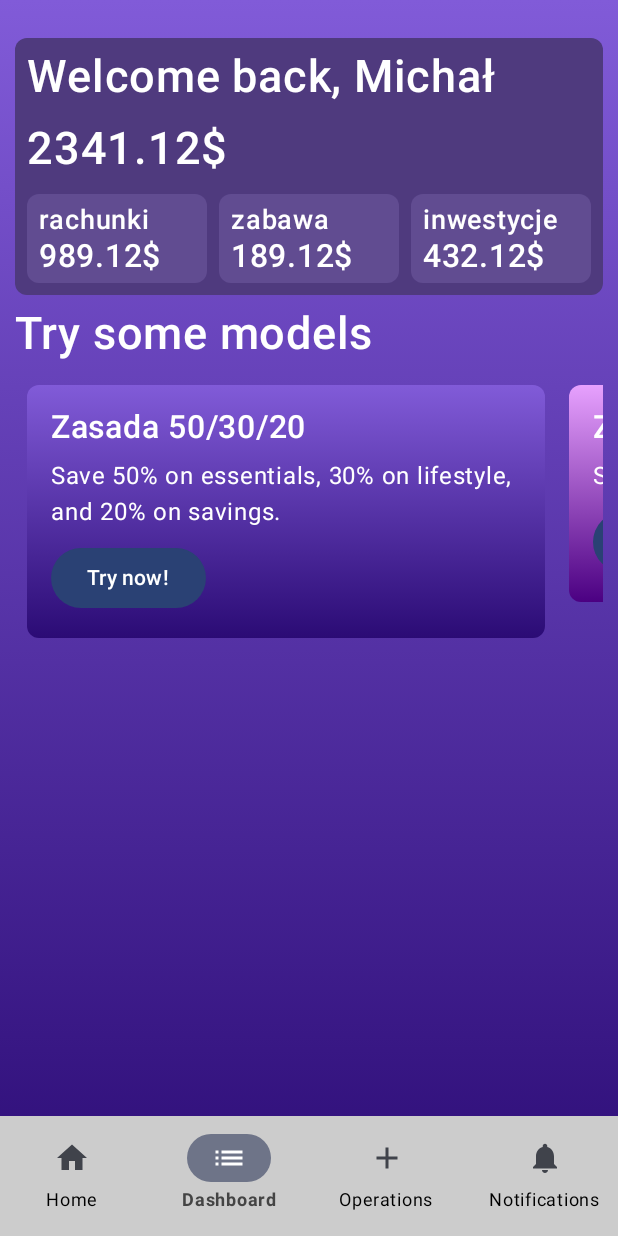
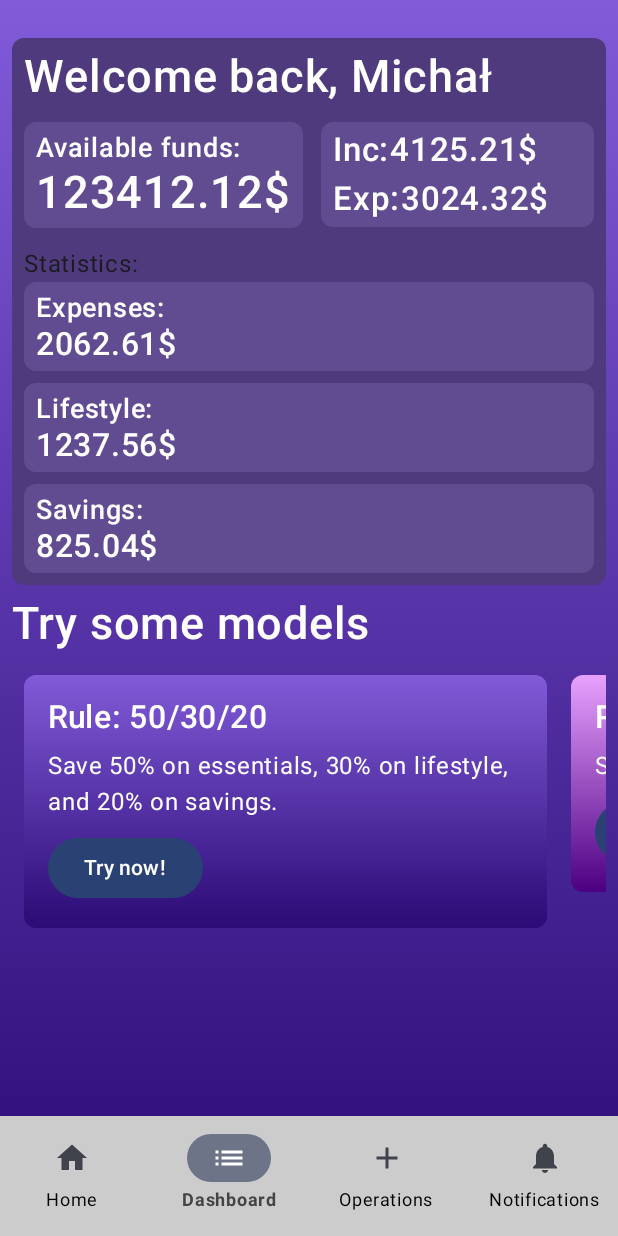
Before and after one commit to TEHAQUE/PocketPlanner, an Android app built with Jetpack Compose: the screen it shows after launch (MainActivity), item 2 of the bottom bar chosen, on a phone screen of 412 x 824 dp. Run offline under Robolectric (Android 15) with nearby library versions, the phone set to English and light mode, and no system bars; our stand-ins replace Room's generated code.

Commit message:
Add files via upload

```diff
--- a/app/src/main/java/com/example/pocketplaner/MainScreen.kt
+++ b/app/src/main/java/com/example/pocketplaner/MainScreen.kt
@@ -21,6 +21,7 @@ import androidx.compose.runtime.setValue
 import androidx.compose.ui.Modifier
 import androidx.compose.ui.graphics.Color
 import androidx.compose.ui.text.font.FontWeight
+import androidx.lifecycle.ViewModelProvider
 import com.example.pocketplaner.comps.DashBoard
 import com.example.pocketplaner.comps.HomePage
 import com.example.pocketplaner.comps.NotifPage
--- a/app/src/main/java/com/example/pocketplaner/comps/DashBoard.kt
+++ b/app/src/main/java/com/example/pocketplaner/comps/DashBoard.kt
@@ -6,6 +6,7 @@ import androidx.compose.foundation.layout.Box
 import androidx.compose.foundation.layout.Column
 import androidx.compose.foundation.layout.Row
 import androidx.compose.foundation.layout.Spacer
+import androidx.compose.foundation.layout.fillMaxHeight
 import androidx.compose.foundation.layout.fillMaxSize
 import androidx.compose.foundation.layout.fillMaxWidth
 import androidx.compose.foundation.layout.height
@@ -17,25 +18,72 @@ import androidx.compose.foundation.shape.RoundedCornerShape
 import androidx.compose.material3.Button
 import androidx.compose.material3.Text
 import androidx.compose.runtime.Composable
+import androidx.compose.runtime.mutableStateOf
+import androidx.compose.runtime.remember
 import androidx.compose.ui.Alignment
 import androidx.compose.ui.Modifier
 import androidx.compose.ui.draw.clip
-import androidx.compose.ui.focus.focusModifier
 import androidx.compose.ui.graphics.Brush
 import androidx.compose.ui.graphics.Color
-import androidx.compose.ui.text.font.FontVariation.weight
 import androidx.compose.ui.text.font.FontWeight
 import androidx.compose.ui.unit.dp
 import androidx.compose.ui.unit.sp
 
 data class SavingsModel(
     val name: String,
+    val f: Double,
+    val b: Double,
+    val s: Double,
     val description: String,
     val gradientColors: List<Color>
 )
+
+val balance = 123412.12
+val salaryAP = 4125.21
+val expensesAP = 3024.32
 @Composable
 fun DashBoard(modifier: Modifier = Modifier) {
-    Column (
+    val savingsModels = listOf(
+        SavingsModel(
+            name = "50/30/20",
+            b = 0.50,
+            f = 0.30,
+            s = 0.20,
+            description = "Save 50% on essentials, 30% on lifestyle, and 20% on savings.",
+            gradientColors = listOf(Color(0xFF815BD8), Color(0xFF2B0B75))
+        ),
+        SavingsModel(
+            name = "80/20",
+            b = 0.80,
+            f = 0.0,
+            s = 0.20,
+            description = "Spend 80% on necessities and save 20%.",
+            gradientColors = listOf(Color(0xFFE7A1FE), Color(0xFF4B0082))
+        ),
+        SavingsModel(
+            name = "70/20/10",
+            b = 0.70,
+            f = 0.20,
+            s = 0.10,
+            description = "Allocate 70% for living expenses, 20% for savings, and 10% for investments.",
+            gradientColors = listOf(Color(0xFF7FFFD4), Color(0xFF00CED1))
+        ),
+        SavingsModel(
+            name = "60/20/20",
+            b = 0.60,
+            f = 0.20,
+            s = 0.20,
+            description = "Use 60% for essentials, 20% for lifestyle, and 20% for savings.",
+            gradientColors = listOf(Color(0xFFFFD700), Color(0xFFFF6347))
+        )
+    )
+
+    val (selectedModel, setSelectedModel) = remember { mutableStateOf(savingsModels[0]) }
+    val expenses = salaryAP * selectedModel.b
+    val lifestyle = salaryAP * selectedModel.f
+    val savings = salaryAP * selectedModel.s
+
+    Column(
         modifier = modifier
             .fillMaxSize()
             .background(
@@ -43,7 +91,7 @@ fun DashBoard(modifier: Modifier = Modifier) {
                     colors = listOf(Color(0xFF815BD8), Color(0xFF2B0B75))
                 )
             )
-            .padding(start = 10.dp, top = 25.dp, end = 10.dp, bottom = 110.dp),
+            .padding(start = 8.dp, top = 25.dp, end = 8.dp, bottom = 110.dp),
     ) {
         Column(
             modifier = Modifier
@@ -59,74 +107,128 @@ fun DashBoard(modifier: Modifier = Modifier) {
                 color = Color.White
             )
             Spacer(modifier = Modifier.height(12.dp))
-            Text(
-                text = "2341.12" + "$",
-                fontSize = 30.sp,
-                fontWeight = FontWeight.SemiBold,
-                color = Color.White
-            )
-            Spacer(modifier = Modifier.height(12.dp))
-            Row(
-                modifier = Modifier
-                    .fillMaxWidth()
-            ) {
+            Row(                modifier = Modifier
+                .fillMaxWidth()){
                 Column(
                     modifier = Modifier
-                        .weight(1f)
                         .clip(RoundedCornerShape(8.dp))
                         .background(Color(0xFF614C91))
                         .padding(start = 8.dp, top = 5.dp, end = 8.dp, bottom = 5.dp)
                 ) {
                     Text(
-                        text = "rachunki",
+                        text = "Available funds:",
                         fontSize = 18.sp,
                         fontWeight = FontWeight.SemiBold,
                         color = Color.White
                     )
                     Text(
-                        text = "989.12" + "$",
+                        text = balance.toString() + "$",
+                        fontSize = 30.sp,
+                        fontWeight = FontWeight.SemiBold,
+                        color = Color.White
+                    )
+                }
+                Spacer(modifier = Modifier.width(12.dp))
+                Column(
+                    modifier = Modifier
+                        .clip(RoundedCornerShape(8.dp))
+                        .background(Color(0xFF614C91))
+                        .padding(start = 8.dp, top = 5.dp, end = 8.dp, bottom = 5.dp)
+                ) {
+                    Row(modifier = Modifier.fillMaxWidth()){
+                        Text(
+                            text = "Inc:",
+                            fontSize = 22.sp,
+                            fontWeight = FontWeight.SemiBold,
+                            color = Color.White
+                        )
+                        Text(
+                            text = salaryAP.toString() + "$",
+                            fontSize = 22.sp,
+                            fontWeight = FontWeight.SemiBold,
+                            color = Color.White
+                        )
+                    }
+                    Spacer(modifier = Modifier.height(6.dp))
+                    Row(){
+                        Text(
+                            text = "Exp:",
+                            fontSize = 22.sp,
+                            fontWeight = FontWeight.SemiBold,
+                            color = Color.White
+                        )
+                        Text(
+                            text = expensesAP.toString() + "$",
+                            fontSize = 22.sp,
+                            fontWeight = FontWeight.SemiBold,
+                            color = Color.White
+                        )
+                    }
+                }
+            }
+            Spacer(modifier = Modifier.height(12.dp))
+            Column(
+                modifier = Modifier
+                    .fillMaxWidth()
+            ) {
+                Text(text = "Statistics:")
+                Column(
+                    modifier = Modifier
+                        .fillMaxWidth()
+                        .clip(RoundedCornerShape(8.dp))
+                        .background(Color(0xFF614C91))
+                        .padding(start = 8.dp, top = 5.dp, end = 8.dp, bottom = 5.dp)
+                ) {
+                    Text(
+                        text = "Expenses:",
+                        fontSize = 18.sp,
+                        fontWeight = FontWeight.SemiBold,
+                        color = Color.White
+                    )
+                    Text(
+                        text = "${"%.2f".format(expenses)}$",
                         fontSize = 21.sp,
                         fontWeight = FontWeight.SemiBold,
                         color = Color.White
                     )
                 }
-                Spacer(modifier = Modifier.width(8.dp))
+                Spacer(modifier = Modifier.height(8.dp))
                 Column(
                     modifier = Modifier
-                        .weight(1f)
+                        .fillMaxWidth()
                         .clip(RoundedCornerShape(8.dp))
                         .background(Color(0xFF614C91))
                         .padding(start = 8.dp, top = 5.dp, end = 8.dp, bottom = 5.dp)
                 ) {
                     Text(
-                        text = "zabawa",
+                        text = "Lifestyle:",
                         fontSize = 18.sp,
                         fontWeight = FontWeight.SemiBold,
                         color = Color.White
                     )
                     Text(
-                        text = "189.12" + "$",
+                        text = "${"%.2f".format(lifestyle)}$",
                         fontSize = 21.sp,
                         fontWeight = FontWeight.SemiBold,
                         color = Color.White
                     )
                 }
-                Spacer(modifier = Modifier.width(8.dp))
+                Spacer(modifier = Modifier.height(8.dp))
                 Column(
                     modifier = Modifier
-                        .weight(1f)
+                        .fillMaxWidth()
                         .clip(RoundedCornerShape(8.dp))
                         .background(Color(0xFF614C91))
                         .padding(start = 8.dp, top = 5.dp, end = 8.dp, bottom = 5.dp)
                 ) {
                     Text(
-                        text = "inwestycje",
+                        text = "Savings:",
                         fontSize = 18.sp,
                         fontWeight = FontWeight.SemiBold,
                         color = Color.White
                     )
                     Text(
-                        text = "432.12" + "$",
+                        text = "${"%.2f".format(savings)}$",
                         fontSize = 21.sp,
                         fontWeight = FontWeight.SemiBold,
                         color = Color.White
@@ -145,28 +247,6 @@ fun DashBoard(modifier: Modifier = Modifier) {
         LazyRow(
             modifier = Modifier.fillMaxWidth()
         ) {
-            val savingsModels = listOf(
-                SavingsModel(
-                    name = "Zasada 50/30/20",
-                    description = "Save 50% on essentials, 30% on lifestyle, and 20% on savings.",
-                    gradientColors = listOf(Color(0xFF815BD8), Color(0xFF2B0B75))
-                ),
-                SavingsModel(
-                    name = "Zasada 80/20",
-                    description = "Spend 80% on necessities and save 20%.",
-                    gradientColors = listOf(Color(0xFFE7A1FE), Color(0xFF4B0082))
-                ),
-                SavingsModel(
-                    name = "Zasada 70/20/10",
-                    description = "Allocate 70% for living expenses, 20% for savings, and 10% for investments.",
-                    gradientColors = listOf(Color(0xFF7FFFD4), Color(0xFF00CED1))
-                ),
-                SavingsModel(
-                    name = "Zasada 60/20/20",
-                    description = "Use 60% for essentials, 20% for lifestyle, and 20% for savings.",
-                    gradientColors = listOf(Color(0xFFFFD700), Color(0xFFFF6347))
-                )
-            )
             items(savingsModels) { model ->
                 Box(
                     modifier = Modifier
@@ -183,7 +263,7 @@ fun DashBoard(modifier: Modifier = Modifier) {
                 ) {
                     Column {
                         Text(
-                            text = model.name,
+                            text = "Rule: " + model.name,
                             fontSize = 21.sp,
                             color = Color.White,
                             fontWeight = FontWeight.SemiBold
@@ -195,7 +275,7 @@ fun DashBoard(modifier: Modifier = Modifier) {
                             color = Color.White,
                         )
                         Spacer(modifier = Modifier.height(8.dp))
-                        Button(onClick = { /*TODO*/ }) {
+                        Button(onClick = { setSelectedModel(model) }) {
                             Text(text = "Try now!")
                         }
                     }
```
